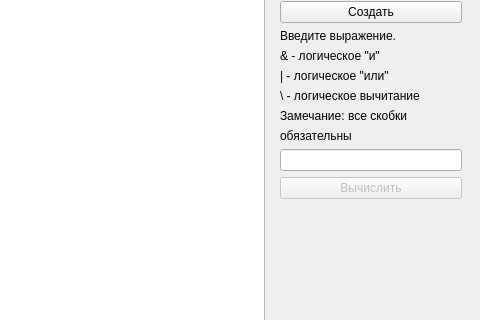
Old version of the form mainwindow.ui in the repository baseoleph/euler_diagram; both pictures show x 320 to 800 and y 175 to 495 of the 800 by 600 pixel window.
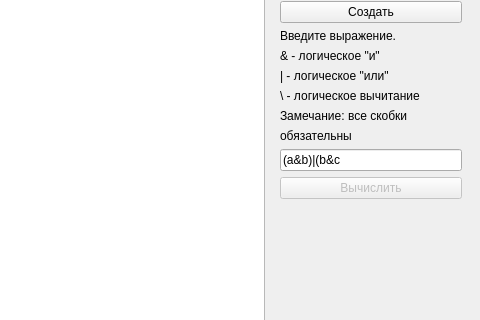
New version of the form.

```diff
--- a/mainwindow.ui
+++ b/mainwindow.ui
@@ -170,7 +170,7 @@
        <item>
         <widget class="QLineEdit" name="lineEdit_exp">
          <property name="text">
-          <string/>
+          <string>(a&amp;b)|(b&amp;c</string>
          </property>
         </widget>
        </item>
```
